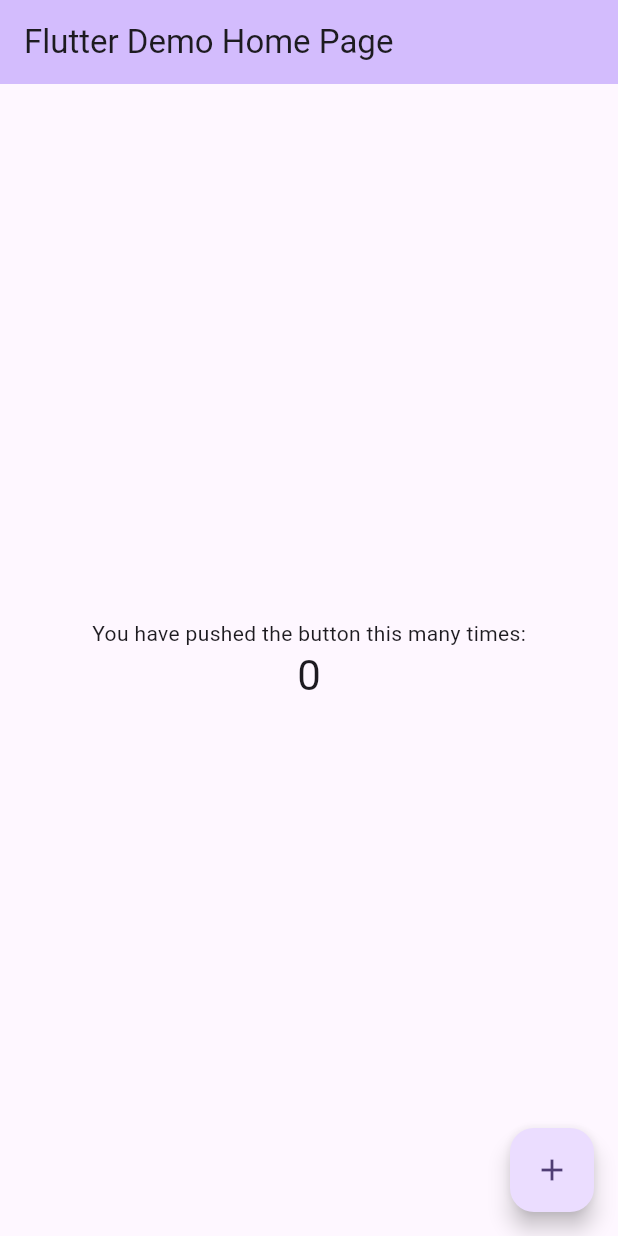
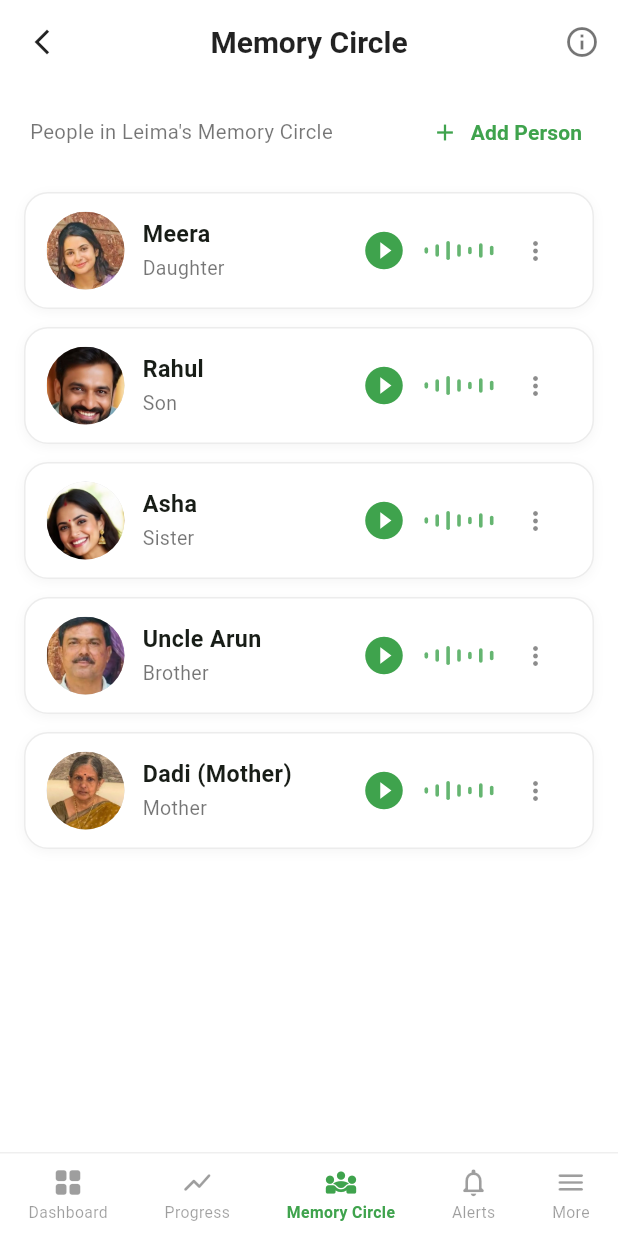
Before and after one commit to dmahi30/YaadSaathi, a Flutter app: the screen it shows after launch, on a phone screen of 412 x 824 dp. Run offline on Flutter 3.47's test engine with Material 3 defaults, Android fonts, the phone set to English and light mode, and no system bars.

Commit message:
Memory Circle Page Added

```diff
--- a/lib/data/fake_data/family_members.dart
+++ b/lib/data/fake_data/family_members.dart
@@ -0,0 +1,43 @@
+import '../models/family_member.dart';
+
+final List<FamilyMember> fakeFamilyMembers = [
+  FamilyMember(
+    id: '1',
+    name: 'Meera',
+    relation: 'Daughter',
+    photoUrl: 'assets/images/characters/meera.jpeg',
+    voiceLineText: "Hi Amma, it's Meera, your daughter.",
+  ),
+
+  FamilyMember(
+    id: '2',
+    name: 'Rahul',
+    relation: 'Son',
+    photoUrl: 'assets/images/characters/rahul.jpeg',
+    voiceLineText: "Hey, it's Rahul, your son.",
+  ),
+
+  FamilyMember(
+    id: '3',
+    name: 'Asha',
+    relation: 'Sister',
+    photoUrl: 'assets/images/characters/asha.jpeg',
+    voiceLineText: "Hi, it's Asha, your sister.",
+  ),
+
+  FamilyMember(
+    id: '4',
+    name: 'Uncle Arun',
+    relation: 'Brother',
+    photoUrl: 'assets/images/characters/arun.jpeg',
+    voiceLineText: "Hello, it's Arun, your brother.",
+  ),
+
+  FamilyMember(
+    id: '5',
+    name: 'Dadi (Mother)',
+    relation: 'Mother',
+    photoUrl: 'assets/images/characters/dadi.jpeg',
+    voiceLineText: "It's Amma, your mother.",
+  ),
+];
--- a/lib/data/fake_data/reminders.dart
+++ b/lib/data/fake_data/reminders.dart
@@ -0,0 +1,16 @@
+import '../models/reminder.dart';
+
+final List<Reminder> fakeReminders = [
+  Reminder(
+    id: 'r1',
+    title: 'Take your medicine',
+    type: ReminderType.medicine,
+    time: '9:00 AM',
+  ),
+  Reminder(
+    id: 'r2',
+    title: 'Drink a glass of water',
+    type: ReminderType.water,
+    time: '11:00 AM',
+  ),
+];
--- a/lib/data/models/family_member.dart
+++ b/lib/data/models/family_member.dart
@@ -0,0 +1,17 @@
+class FamilyMember {
+  final String id;
+  final String name;
+  final String relation;
+  final String photoUrl;
+  final String voiceLineText;
+  final String? audioPath;
+
+  const FamilyMember({
+    required this.id,
+    required this.name,
+    required this.relation,
+    required this.photoUrl,
+    required this.voiceLineText,
+    this.audioPath,
+  });
+}
--- a/lib/data/models/game_session.dart
+++ b/lib/data/models/game_session.dart
@@ -0,0 +1,16 @@
+class GameSession {
+  final int totalQuestions;
+  final int correctAnswers;
+  final DateTime timestamp;
+
+  const GameSession({
+    required this.totalQuestions,
+    required this.correctAnswers,
+    required this.timestamp,
+  });
+
+  double get accuracy =>
+      totalQuestions == 0 ? 0 : correctAnswers / totalQuestions;
+
+  int get accuracyPercent => (accuracy * 100).round();
+}
--- a/lib/data/models/reminder.dart
+++ b/lib/data/models/reminder.dart
@@ -0,0 +1,15 @@
+enum ReminderType { medicine, water, other }
+
+class Reminder {
+  final String id;
+  final String title;
+  final ReminderType type;
+  final String time; // e.g. "9:00 AM"
+
+  const Reminder({
+    required this.id,
+    required this.title,
+    required this.type,
+    required this.time,
+  });
+}
--- /dev/null
+++ b/lib/features/caregiver/memory_circle/memory_circle_screen.dart
@@ -0,0 +1,283 @@
+import 'package:flutter/material.dart';
+
+import '../../../data/fake_data/family_members.dart';
+import '../../../data/models/family_member.dart';
+
+/// "5. Memory Circle" screen — caregiver view of the patient's
+/// Memory Circle, listing each person with a photo, relation,
+/// a play button for their voice line, a little waveform icon,
+/// and an overflow menu.
+///
+/// Data comes straight from [fakeFamilyMembers] (see Hour 0–1 shortcut
+/// in data/fake_data/family_members.dart) — no upload form needed yet.
+class MemoryCircleScreen extends StatefulWidget {
+  final String patientName;
+
+  const MemoryCircleScreen({super.key, this.patientName = "Leima"});
+
+  @override
+  State<MemoryCircleScreen> createState() => _MemoryCircleScreenState();
+}
+
+class _MemoryCircleScreenState extends State<MemoryCircleScreen> {
+  String? _playingId;
+
+  static const _green = Color(0xFF3FA34D);
+
+  void _togglePlay(FamilyMember member) {
+    setState(() {
+      _playingId = _playingId == member.id ? null : member.id;
+    });
+    // Hook up to AudioService.play(member.voiceLinePath) for real playback.
+  }
+
+  @override
+  Widget build(BuildContext context) {
+    return Scaffold(
+      backgroundColor: Colors.white,
+      appBar: AppBar(
+        backgroundColor: Colors.white,
+        elevation: 0,
+        centerTitle: true,
+        leading: IconButton(
+          icon: const Icon(Icons.arrow_back_ios_new, color: Colors.black87, size: 20),
+          onPressed: () => Navigator.of(context).maybePop(),
+        ),
+        title: const Text(
+          'Memory Circle',
+          style: TextStyle(color: Colors.black87, fontWeight: FontWeight.w600, fontSize: 20),
+        ),
+        actions: [
+          IconButton(
+            icon: const Icon(Icons.info_outline, color: Colors.black54),
+            onPressed: () {},
+          ),
+        ],
+      ),
+      body: Column(
+        children: [
+          Padding(
+            padding: const EdgeInsets.fromLTRB(20, 8, 20, 12),
+            child: Row(
+              mainAxisAlignment: MainAxisAlignment.spaceBetween,
+              children: [
+                Expanded(
+                  child: Text(
+                    "People in ${widget.patientName}'s Memory Circle",
+                    style: const TextStyle(color: Colors.black54, fontSize: 13.5),
+                  ),
+                ),
+                TextButton.icon(
+                  onPressed: () {
+                    // Real flow would push AddPersonScreen here.
+                  },
+                  icon: const Icon(Icons.add, size: 18, color: _green),
+                  label: const Text(
+                    'Add Person',
+                    style: TextStyle(color: _green, fontWeight: FontWeight.w600),
+                  ),
+                  style: TextButton.styleFrom(
+                    padding: const EdgeInsets.symmetric(horizontal: 4),
+                  ),
+                ),
+              ],
+            ),
+          ),
+          Expanded(
+            child: ListView.separated(
+              padding: const EdgeInsets.fromLTRB(16, 4, 16, 16),
+              itemCount: fakeFamilyMembers.length,
+              separatorBuilder: (_, __) => const SizedBox(height: 12),
+              itemBuilder: (context, index) {
+                final member = fakeFamilyMembers[index];
+                return _MemberCard(
+                  member: member,
+                  isPlaying: _playingId == member.id,
+                  onPlayTap: () => _togglePlay(member),
+                  accentColor: _green,
+                );
+              },
+            ),
+          ),
+        ],
+      ),
+      bottomNavigationBar: _BottomNav(accentColor: _green),
+    );
+  }
+}
+
+class _MemberCard extends StatelessWidget {
+  final FamilyMember member;
+  final bool isPlaying;
+  final VoidCallback onPlayTap;
+  final Color accentColor;
+
+  const _MemberCard({
+    required this.member,
+    required this.isPlaying,
+    required this.onPlayTap,
+    required this.accentColor,
+  });
+
+  @override
+  Widget build(BuildContext context) {
+    return Container(
+      padding: const EdgeInsets.symmetric(horizontal: 14, vertical: 12),
+      decoration: BoxDecoration(
+        color: Colors.white,
+        borderRadius: BorderRadius.circular(16),
+        border: Border.all(color: const Color(0xFFECECEC)),
+        boxShadow: const [
+          BoxShadow(color: Color(0x0A000000), blurRadius: 6, offset: Offset(0, 2)),
+        ],
+      ),
+      child: Row(
+        children: [
+          _Avatar(member: member),
+          const SizedBox(width: 12),
+          Expanded(
+            child: Column(
+              crossAxisAlignment: CrossAxisAlignment.start,
+              children: [
+                Text(
+                  member.name,
+                  style: const TextStyle(fontWeight: FontWeight.w600, fontSize: 15.5),
+                ),
+                const SizedBox(height: 2),
+                Text(
+                  member.relation,
+                  style: const TextStyle(color: Colors.black54, fontSize: 13),
+                ),
+              ],
+            ),
+          ),
+          InkWell(
+            onTap: onPlayTap,
+            customBorder: const CircleBorder(),
+            child: Padding(
+              padding: const EdgeInsets.all(6),
+              child: Icon(
+                isPlaying ? Icons.pause_circle : Icons.play_circle_fill,
+                color: accentColor,
+                size: 30,
+              ),
+            ),
+          ),
+          const SizedBox(width: 6),
+          _Waveform(color: accentColor, animate: isPlaying),
+          const SizedBox(width: 4),
+          IconButton(
+            padding: EdgeInsets.zero,
+            constraints: const BoxConstraints(),
+            icon: const Icon(Icons.more_vert, color: Colors.black45, size: 20),
+            onPressed: () {
+              // Show edit/remove menu for this member.
+            },
+          ),
+        ],
+      ),
+    );
+  }
+}
+
+class _Avatar extends StatelessWidget {
+  final FamilyMember member;
+  const _Avatar({required this.member});
+
+  @override
+  Widget build(BuildContext context) {
+    final hasPhoto = member.photoUrl.isNotEmpty;
+    return CircleAvatar(
+      radius: 26,
+      backgroundColor: const Color(0xFFE0E0E0),
+      backgroundImage: hasPhoto ? AssetImage(member.photoUrl) : null,
+      child: hasPhoto
+          ? null
+          : Text(
+              member.name.isNotEmpty ? member.name[0] : '?',
+              style: const TextStyle(color: Colors.black54, fontWeight: FontWeight.w600),
+            ),
+    );
+  }
+}
+
+/// Small static (or subtly animated) waveform icon, standing in for
+/// an audio-preview visualization next to the play button.
+class _Waveform extends StatelessWidget {
+  final Color color;
+  final bool animate;
+  const _Waveform({required this.color, this.animate = false});
+
+  static const _heights = [6.0, 12.0, 18.0, 12.0, 7.0, 14.0, 9.0];
+
+  @override
+  Widget build(BuildContext context) {
+    return SizedBox(
+      width: 46,
+      height: 20,
+      child: Row(
+        mainAxisAlignment: MainAxisAlignment.spaceBetween,
+        crossAxisAlignment: CrossAxisAlignment.center,
+        children: _heights
+            .map(
+              (h) => Container(
+                width: 2.4,
+                height: animate ? h : h * 0.7,
+                decoration: BoxDecoration(
+                  color: color.withOpacity(0.8),
+                  borderRadius: BorderRadius.circular(2),
+                ),
+              ),
+            )
+            .toList(),
+      ),
+    );
+  }
+}
+
+class _BottomNav extends StatelessWidget {
+  final Color accentColor;
+  const _BottomNav({required this.accentColor});
+
+  @override
+  Widget build(BuildContext context) {
+    final items = [
+      (Icons.grid_view_rounded, 'Dashboard'),
+      (Icons.show_chart_rounded, 'Progress'),
+      (Icons.diversity_3_rounded, 'Memory Circle'),
+      (Icons.notifications_none_rounded, 'Alerts'),
+      (Icons.menu_rounded, 'More'),
+    ];
+    const activeIndex = 2; // Memory Circle tab
+
+    return Container(
+      decoration: const BoxDecoration(
+        color: Colors.white,
+        border: Border(top: BorderSide(color: Color(0xFFEFEFEF))),
+      ),
+      padding: const EdgeInsets.symmetric(vertical: 8),
+      child: SafeArea(
+        top: false,
+        child: Row(
+          mainAxisAlignment: MainAxisAlignment.spaceAround,
+          children: List.generate(items.length, (i) {
+            final active = i == activeIndex;
+            final (icon, label) = items[i];
+            final color = active ? accentColor : Colors.black38;
+            return Column(
+              mainAxisSize: MainAxisSize.min,
+              children: [
+                Icon(icon, color: color, size: 22),
+                const SizedBox(height: 2),
+                Text(
+                  label,
+                  style: TextStyle(color: color, fontSize: 10.5, fontWeight: active ? FontWeight.w600 : FontWeight.w400),
+                ),
+              ],
+            );
+          }),
+        ),
+      ),
+    );
+  }
+}
--- a/lib/main.dart
+++ b/lib/main.dart
@@ -1,122 +1,29 @@
 import 'package:flutter/material.dart';
 
+import 'features/caregiver/memory_circle/memory_circle_screen.dart';
+
 void main() {
-  runApp(const MyApp());
+  runApp(const YaadSaathiApp());
 }
 
-class MyApp extends StatelessWidget {
-  const MyApp({super.key});
+class YaadSaathiApp extends StatelessWidget {
+  const YaadSaathiApp({super.key});
 
-  // This widget is the root of your application.
   @override
   Widget build(BuildContext context) {
     return MaterialApp(
-      title: 'Flutter Demo',
+      title: 'Yaad Saathi',
+      debugShowCheckedModeBanner: false,
       theme: ThemeData(
-        // This is the theme of your application.
-        //
-        // TRY THIS: Try running your application with "flutter run". You'll see
-        // the application has a purple toolbar. Then, without quitting the app,
-        // try changing the seedColor in the colorScheme below to Colors.green
-        // and then invoke "hot reload" (save your changes or press the "hot
-        // reload" button in a Flutter-supported IDE, or press "r" if you used
-        // the command line to start the app).
-        //
-        // Notice that the counter didn't reset back to zero; the application
-        // state is not lost during the reload. To reset the state, use hot
-        // restart instead.
-        //
-        // This works for code too, not just values: Most code changes can be
-        // tested with just a hot reload.
-        colorScheme: .fromSeed(seedColor: Colors.deepPurple),
+        useMaterial3: true,
+        fontFamily: 'Roboto',
+        colorSchemeSeed: const Color(0xFF3FA34D),
+        scaffoldBackgroundColor: Colors.white,
       ),
-      home: const MyHomePage(title: 'Flutter Demo Home Page'),
+      // Jumping straight to the Memory Circle screen for now so you
+      // can preview it without wiring up routes/onboarding yet.
+      // Swap this for your real routes.dart / initial route later.
+      home: MemoryCircleScreen(patientName: 'Leima'),
     );
   }
 }
-
-class MyHomePage extends StatefulWidget {
-  const MyHomePage({super.key, required this.title});
-
-  // This widget is the home page of your application. It is stateful, meaning
-  // that it has a State object (defined below) that contains fields that affect
-  // how it looks.
-
-  // This class is the configuration for the state. It holds the values (in this
-  // case the title) provided by the parent (in this case the App widget) and
-  // used by the build method of the State. Fields in a Widget subclass are
-  // always marked "final".
-
-  final String title;
-
-  @override
-  State<MyHomePage> createState() => _MyHomePageState();
-}
-
-class _MyHomePageState extends State<MyHomePage> {
-  int _counter = 0;
-
-  void _incrementCounter() {
-    setState(() {
-      // This call to setState tells the Flutter framework that something has
-      // changed in this State, which causes it to rerun the build method below
-      // so that the display can reflect the updated values. If we changed
-      // _counter without calling setState(), then the build method would not be
-      // called again, and so nothing would appear to happen.
-      _counter++;
-    });
-  }
-
-  @override
-  Widget build(BuildContext context) {
-    // This method is rerun every time setState is called, for instance as done
-    // by the _incrementCounter method above.
-    //
-    // The Flutter framework has been optimized to make rerunning build methods
-    // fast, so that you can just rebuild anything that needs updating rather
-    // than having to individually change instances of widgets.
-    return Scaffold(
-      appBar: AppBar(
-        // TRY THIS: Try changing the color here to a specific color (to
-        // Colors.amber, perhaps?) and trigger a hot reload to see the AppBar
-        // change color while the other colors stay the same.
-        backgroundColor: Theme.of(context).colorScheme.inversePrimary,
-        // Here we take the value from the MyHomePage object that was created by
-        // the App.build method, and use it to set our appbar title.
-        title: Text(widget.title),
-      ),
-      body: Center(
-        // Center is a layout widget. It takes a single child and positions it
-        // in the middle of the parent.
-        child: Column(
-          // Column is also a layout widget. It takes a list of children and
-          // arranges them vertically. By default, it sizes itself to fit its
-          // children horizontally, and tries to be as tall as its parent.
-          //
-          // Column has various properties to control how it sizes itself and
-          // how it positions its children. Here we use mainAxisAlignment to
-          // center the children vertically; the main axis here is the vertical
-          // axis because Columns are vertical (the cross axis would be
-          // horizontal).
-          //
-          // TRY THIS: Invoke "debug painting" (choose the "Toggle Debug Paint"
-          // action in the IDE, or press "p" in the console), to see the
-          // wireframe for each widget.
-          mainAxisAlignment: .center,
-          children: [
-            const Text('You have pushed the button this many times:'),
-            Text(
-              '$_counter',
-              style: Theme.of(context).textTheme.headlineMedium,
-            ),
-          ],
-        ),
-      ),
-      floatingActionButton: FloatingActionButton(
-        onPressed: _incrementCounter,
-        tooltip: 'Increment',
-        child: const Icon(Icons.add),
-      ),
-    );
-  }
-}
--- a/pubspec.yaml
+++ b/pubspec.yaml
@@ -57,6 +57,8 @@ flutter:
   # the material Icons class.
   uses-material-design: true
 
+  assets:
+    - assets/images/characters/
   # To add assets to your application, add an assets section, like this:
   # assets:
   #   - images/a_dot_burr.jpeg
```
Also changed, not shown: assets/images/characters/arun.jpeg (added), assets/images/characters/asha.jpeg (added), assets/images/characters/dadi.jpeg (added), assets/images/characters/meera.jpeg (added), assets/images/characters/rahul.jpeg (added).
